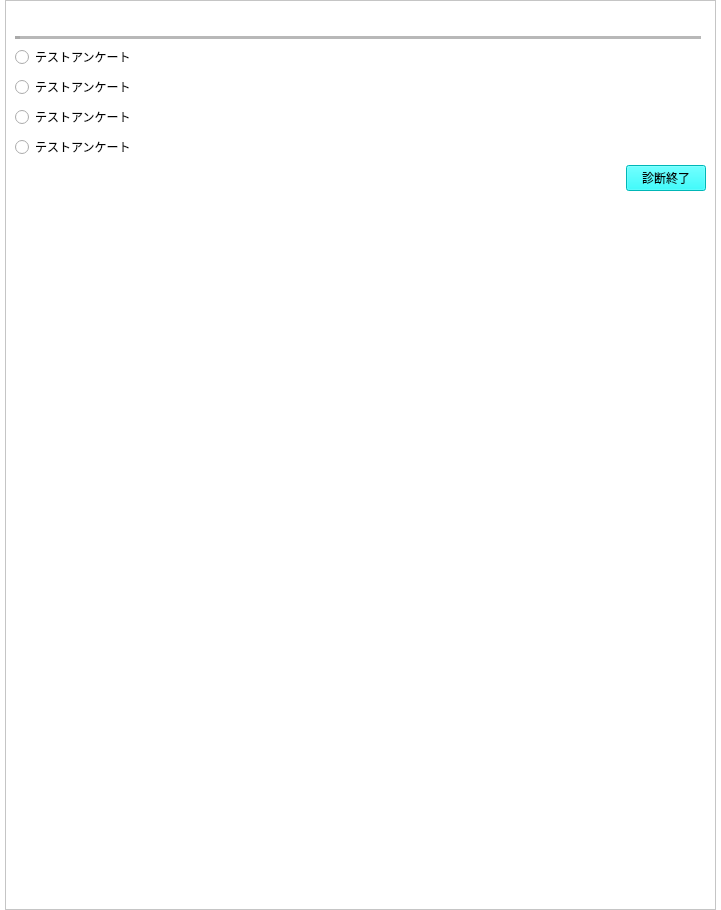
Qt form design/enaviInput.ui (kokimame/e-navi) before a commit.
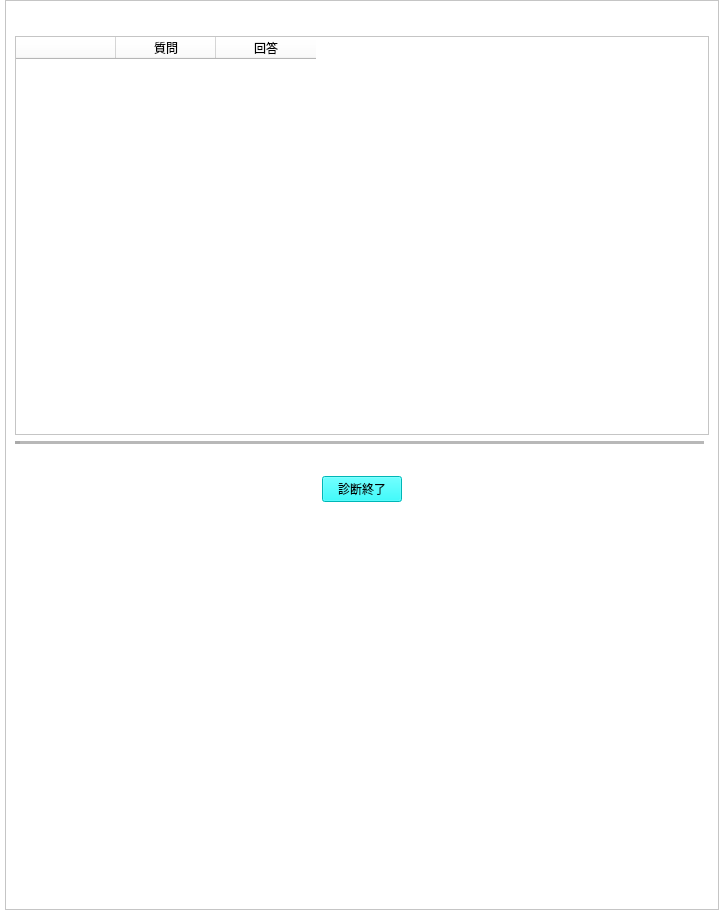
The same form after that commit. Icons and pictures are not drawn.

Commit message: Update input page

The edit to the form file:
```diff
--- a/design/enaviInput.ui
+++ b/design/enaviInput.ui
@@ -6,7 +6,7 @@
    <rect>
     <x>0</x>
     <y>0</y>
-    <width>721</width>
+    <width>724</width>
     <height>910</height>
    </rect>
   </property>
@@ -45,7 +45,7 @@
        <rect>
         <x>0</x>
         <y>0</y>
-        <width>709</width>
+        <width>712</width>
         <height>908</height>
        </rect>
       </property>
@@ -77,6 +77,25 @@
          </item>
         </layout>
        </item>
+       <item>
+        <widget class="QTableWidget" name="tableWidget">
+         <column>
+          <property name="text">
+           <string/>
+          </property>
+         </column>
+         <column>
+          <property name="text">
+           <string>質問</string>
+          </property>
+         </column>
+         <column>
+          <property name="text">
+           <string>回答</string>
+          </property>
+         </column>
+        </widget>
+       </item>
        <item>
         <widget class="Line" name="line">
          <property name="lineWidth">
@@ -91,38 +110,7 @@
         </widget>
        </item>
        <item>
-        <layout class="QHBoxLayout" name="horizontalLayout_9">
-         <item>
-          <widget class="QRadioButton" name="radioButton">
-           <property name="text">
-            <string>テストアンケート</string>
-           </property>
-          </widget>
-         </item>
-         <item>
-          <spacer name="horizontalSpacer_9">
-           <property name="orientation">
-            <enum>Qt::Horizontal</enum>
-           </property>
-           <property name="sizeHint" stdset="0">
-            <size>
-             <width>40</width>
-             <height>20</height>
-            </size>
-           </property>
-          </spacer>
-         </item>
-        </layout>
-       </item>
-       <item>
-        <layout class="QHBoxLayout" name="horizontalLayout_8">
-         <item>
-          <widget class="QRadioButton" name="radioButton_2">
-           <property name="text">
-            <string>テストアンケート</string>
-           </property>
-          </widget>
-         </item>
+        <layout class="QHBoxLayout" name="horizontalLayout_14">
          <item>
           <spacer name="horizontalSpacer_8">
            <property name="orientation">
@@ -136,43 +124,18 @@
            </property>
           </spacer>
          </item>
-        </layout>
-       </item>
-       <item>
-        <layout class="QHBoxLayout" name="horizontalLayout_10">
          <item>
-          <widget class="QRadioButton" name="radioButton_3">
+          <widget class="QLabel" name="label_3">
            <property name="text">
-            <string>テストアンケート</string>
+            <string/>
            </property>
-          </widget>
-         </item>
-         <item>
-          <spacer name="horizontalSpacer_10">
-           <property name="orientation">
-            <enum>Qt::Horizontal</enum>
+           <property name="pixmap">
+            <pixmap>../image/link_btns.png</pixmap>
            </property>
-           <property name="sizeHint" stdset="0">
-            <size>
-             <width>40</width>
-             <height>20</height>
-            </size>
-           </property>
-          </spacer>
-         </item>
-        </layout>
-       </item>
-       <item>
-        <layout class="QHBoxLayout" name="horizontalLayout_11">
-         <item>
-          <widget class="QRadioButton" name="radioButton_4">
-           <property name="text">
-            <string>テストアンケート</string>
-           </property>
           </widget>
          </item>
          <item>
-          <spacer name="horizontalSpacer_11">
+          <spacer name="horizontalSpacer_9">
            <property name="orientation">
             <enum>Qt::Horizontal</enum>
            </property>
@@ -211,6 +174,19 @@
            </property>
           </widget>
          </item>
+         <item>
+          <spacer name="horizontalSpacer_2">
+           <property name="orientation">
+            <enum>Qt::Horizontal</enum>
+           </property>
+           <property name="sizeHint" stdset="0">
+            <size>
+             <width>40</width>
+             <height>20</height>
+            </size>
+           </property>
+          </spacer>
+         </item>
         </layout>
        </item>
        <item>
```
The commit also changes 1 other file.
